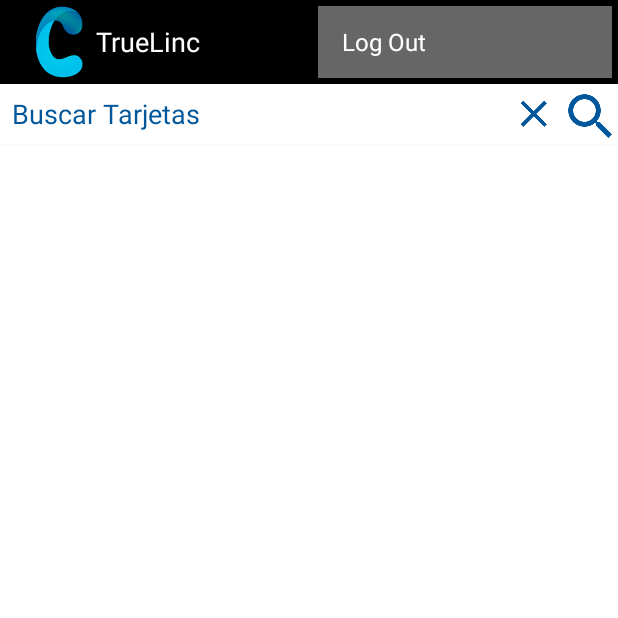
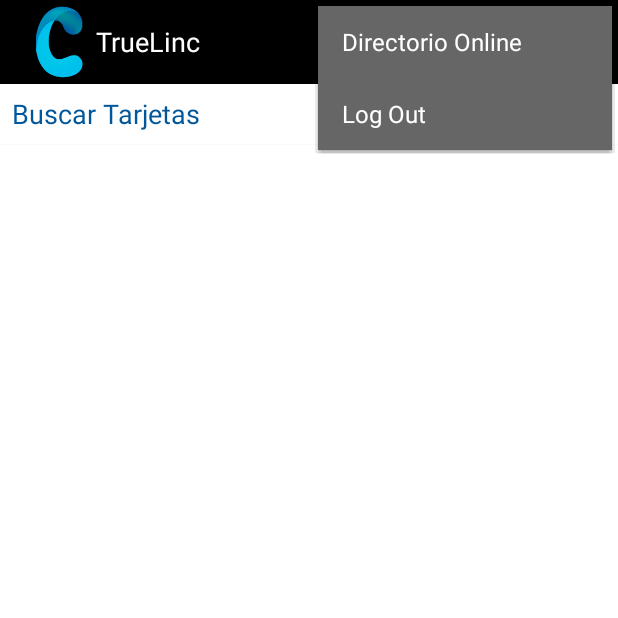
Before and after one commit to bascar2020/truelinc-android, an Android app: the CardsActivity screen opened directly, with no data from a screen before it, with the options menu open, on a phone screen of 412 x 824 dp, the top half of it. Run offline under Robolectric (Android 15) with nearby library versions, the light colour scheme and no system bars; 1 statement that could not run was skipped.

Commit message:
V.0.6 add: btn www

```diff
--- a/app/src/main/java/co/com/indibyte/truelink/CardsActivity.java
+++ b/app/src/main/java/co/com/indibyte/truelink/CardsActivity.java
@@ -96,13 +96,13 @@ public class CardsActivity extends Activity {
                 inputSearch.setText("");
             }
         });
-        ImageView btnBuscar = (ImageView) findViewById(R.id.btn_buscar);
+       /* ImageView btnBuscar = (ImageView) findViewById(R.id.btn_buscar);
         btnBuscar.setOnClickListener(new View.OnClickListener() {
             @Override
             public void onClick(View v) {
                 startActivity(new Intent(getApplicationContext(), CardsActivityOnline.class));
             }
-        });
+        });*/
 
     ListView listaTarjetas = (ListView) findViewById(R.id.activity_googlecards_listview);
         listaTarjetas.setOnScrollListener(new AbsListView.OnScrollListener() {
@@ -151,6 +151,7 @@ public class CardsActivity extends Activity {
                     Log.d("TARJETAS",a);
                 }
             }
+
 
             if (misTarjetas!=null) {
                 ParseQuery<Tarjetas> woodwinds = ParseQuery.getQuery(Tarjetas.class);
@@ -227,10 +228,9 @@ public class CardsActivity extends Activity {
                 Intent it = new Intent(this, com.google.zxing.client.android.CaptureActivity.class);
                 startActivityForResult(it, 0);
                 break;
-//            case R.id.action_searh:
-//                Toast.makeText(this, "Search selected", Toast.LENGTH_SHORT)
-//                        .show();
-//                break;
+            case R.id.btn_buscar:
+                startActivity(new Intent(getApplicationContext(), CardsActivityOnline.class));
+                break;
             // action with ID action_settings was selected
             case R.id.action_settings:
                 ParseUser.getCurrentUser().logOut();
--- a/app/src/main/java/co/com/indibyte/truelink/CardsActivityOnline.java
+++ b/app/src/main/java/co/com/indibyte/truelink/CardsActivityOnline.java
@@ -171,7 +171,7 @@
 
             ParseQuery<Tarjetas> mainQuery = ParseQuery.or(queries);
             mainQuery.findInBackground(new FindCallback<Tarjetas>() {
-                public void done(List<Tarjetas> tarjetas, ParseException exception) {
+                    public void done(List<Tarjetas> tarjetas, ParseException exception) {
                     if (tarjetas == null) {
                         //Log.d("query", "request failed.");
                     } else {
--- a/app/src/main/java/co/com/indibyte/truelink/adapter/CardsAdapter.java
+++ b/app/src/main/java/co/com/indibyte/truelink/adapter/CardsAdapter.java
@@ -216,7 +216,7 @@ public class CardsAdapter extends BaseAdapter implements Filterable {
                 } else {
                     bundle.putString("facebook", filteredData.get(position).getFacebook());
                 }
-                if (filteredData.get(position).getFacebook() == null) {
+                if (filteredData.get(position).getWWW() == null) {
                     bundle.putString("www", "");
                 } else {
                     bundle.putString("www", filteredData.get(position).getWWW());
--- a/app/src/main/java/co/com/indibyte/truelink/adapter/CardsAdapterBuscador.java
+++ b/app/src/main/java/co/com/indibyte/truelink/adapter/CardsAdapterBuscador.java
@@ -176,7 +176,7 @@ public class CardsAdapterBuscador extends BaseAdapter implements Filterable {
                 bundle.putBoolean("follow",false);// esta variable representa que el usuario sigue esta tarjeta
                 if (filteredData.get(position).getTwiter()==null){bundle.putString("twiter", "");}else{bundle.putString("twiter", filteredData.get(position).getTwiter());}
                 if (filteredData.get(position).getFacebook()==null){bundle.putString("facebook", "");}else{bundle.putString("facebook", filteredData.get(position).getFacebook());}
-                if (filteredData.get(position).getFacebook() == null) {bundle.putString("www", "");} else {bundle.putString("www", filteredData.get(position).getWWW());}
+                if (filteredData.get(position).getWWW() == null) {bundle.putString("www", "");} else {bundle.putString("www", filteredData.get(position).getWWW());}
                 try {
                     if (filteredData.get(position).getFoto() == null){bundle.putByteArray("Foto",null);}else{bundle.putByteArray("Foto", filteredData.get(position).getFoto().getData());}
                     if (filteredData.get(position).getLogo()==null){bundle.putByteArray("LogoEmpresa",null);}else{bundle.putByteArray("LogoEmpresa", filteredData.get(position).getLogo().getData());}
--- a/app/src/main/res/layout/activity_cards.xml
+++ b/app/src/main/res/layout/activity_cards.xml
@@ -62,7 +62,7 @@
             android:layout_gravity="center_vertical"
             android:layout_marginRight="10dp" />
 
-        <ImageView
+        <!--<ImageView
             android:layout_width="wrap_content"
             android:layout_height="wrap_content"
             android:id="@+id/btn_buscar"
@@ -70,7 +70,7 @@
             android:clickable="true"
             android:layout_marginRight="4dp"
             android:layout_marginTop="2dp"
-            android:layout_gravity="center_vertical" />
+            android:layout_gravity="center_vertical" />-->
     </LinearLayout>
 
 
--- a/app/src/main/res/menu/menu_main.xml
+++ b/app/src/main/res/menu/menu_main.xml
@@ -5,7 +5,7 @@
 
     <item android:id="@+id/action_settings"
         android:title="@string/action_settings"
-        android:orderInCategory="2"
+        android:orderInCategory="3"
         android:showAsAction="never"
         android:visible="true"
         />
@@ -18,6 +18,14 @@
         android:icon="@mipmap/ic_camara"
         android:title="Camara"
         />
+    <item
+        android:id="@+id/btn_buscar"
+        android:orderInCategory="2"
+
+        android:icon="@mipmap/ic_lupa"
+
+        android:title="Directorio Online"
+        />
     <!--<item-->
         <!--android:id="@+id/action_searh"-->
         <!--android:orderInCategory="2"-->
```
Also changed, not shown: 11 other files.
